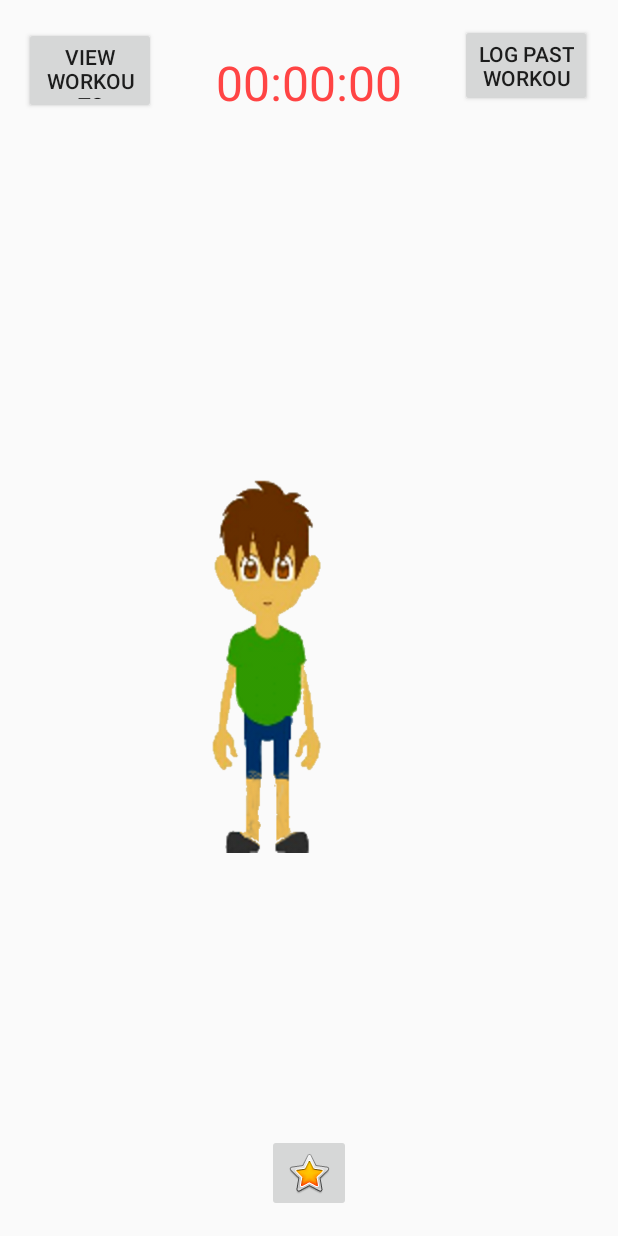
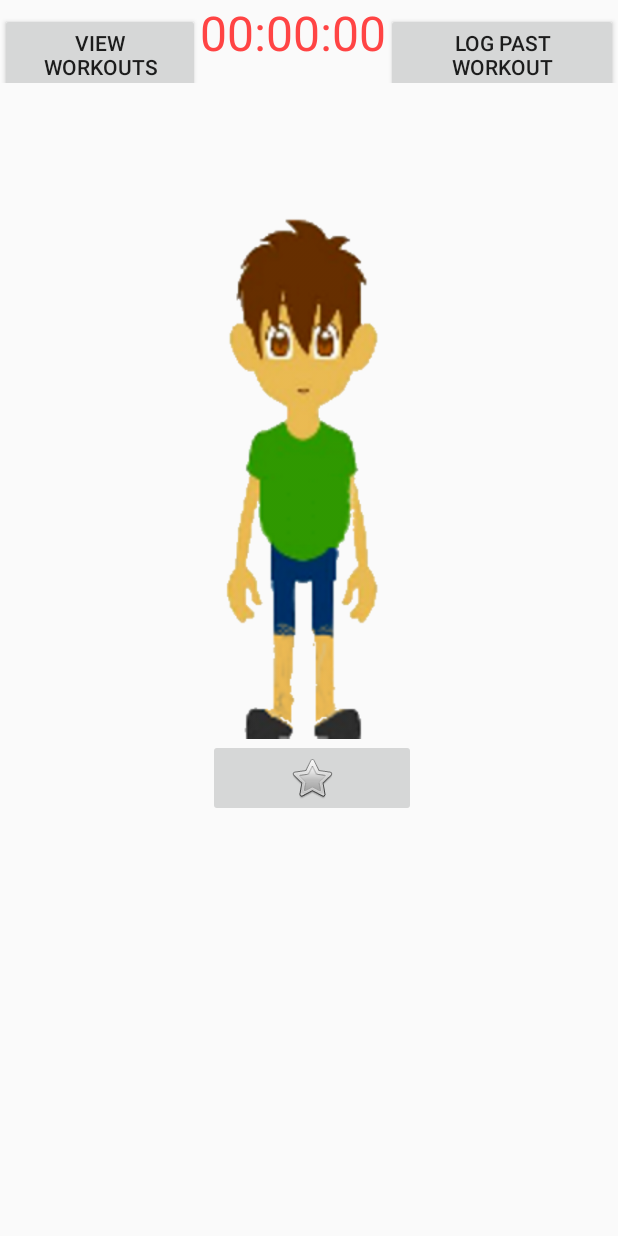
Before and after one commit to IvayloAsenov/GymBuddy, an Android app: the screen it shows after launch (Home), on a phone screen of 412 x 824 dp. Run offline under Robolectric (Android 15) with nearby library versions, the phone set to English and light mode, and no system bars.

Commit message:
- Added a side navigation view for challenges and changed Home layout using LinearLayouts instead of Constraints

```diff
--- a/app/src/main/res/layout/activity_home.xml
+++ b/app/src/main/res/layout/activity_home.xml
@@ -1,118 +1,99 @@
 <?xml version="1.0" encoding="utf-8"?>
-<android.support.constraint.ConstraintLayout xmlns:android="http://schemas.android.com/apk/res/android"
+
+<android.support.v4.widget.DrawerLayout
+    xmlns:android="http://schemas.android.com/apk/res/android"
     xmlns:app="http://schemas.android.com/apk/res-auto"
-    xmlns:tools="http://schemas.android.com/tools"
     android:layout_width="match_parent"
     android:layout_height="match_parent"
-    tools:context="com.example.ivo.gymbuddy.Home">
+    >
+
+<LinearLayout
+    android:orientation="vertical"
+    android:layout_width="match_parent"
+    android:layout_height="match_parent">
+
+    <LinearLayout
+        android:layout_width="match_parent"
+        android:layout_height="wrap_content"
+        android:orientation="horizontal">
+
+        <Button
+            android:id="@+id/b_viewWorkouts"
+            android:layout_width="wrap_content"
+            android:layout_height="wrap_content"
+
+            android:layout_weight="1"
+            android:text="View Workouts" />
+
+        <TextView
+            android:id="@+id/tv_timer"
+            android:layout_width="wrap_content"
+            android:layout_height="wrap_content"
+            android:text="00:00:00"
+            android:textColor="@android:color/holo_red_light"
+            android:textSize="32dp"
+            android:visibility="visible" />
+
+        <Button
+            android:id="@+id/LogAWorkout"
+            android:layout_width="wrap_content"
+            android:layout_height="wrap_content"
+            android:layout_weight="1"
+            android:text="Log Past Workout" />
+    </LinearLayout>
+
+    <LinearLayout
+        android:layout_width="match_parent"
+        android:layout_height="wrap_content"
+        android:orientation="horizontal">
 
         <ImageView
             android:id="@+id/iv_body_type"
-        android:layout_width="235dp"
-        android:layout_height="0dp"
-        app:srcCompat="@drawable/body_one"
-        app:layout_constraintTop_toTopOf="parent"
-        android:layout_marginLeft="63dp"
-        app:layout_constraintBottom_toBottomOf="parent"
-        app:layout_constraintLeft_toLeftOf="parent"
-        android:layout_marginTop="95dp"
-        tools:layout_constraintTop_creator="1"
-        tools:layout_constraintBottom_creator="1"
-        android:layout_marginStart="63dp"
-        android:layout_marginBottom="95dp" />
+            android:layout_width="match_parent"
+            android:layout_height="437dp"
+            app:srcCompat="@drawable/body_two" />
+    </LinearLayout>
 
-    <Button
-        android:id="@+id/LogAWorkout"
-        android:layout_width="88dp"
-        android:layout_height="55dp"
-        android:text="Log Past Workout"
-        tools:layout_constraintTop_creator="1"
-        tools:layout_constraintRight_creator="1"
-        android:layout_marginEnd="17dp"
-        app:layout_constraintRight_toRightOf="parent"
-        android:layout_marginTop="16dp"
-        app:layout_constraintTop_toTopOf="parent"
-        android:layout_marginRight="17dp" />
+    <LinearLayout
+        android:layout_width="match_parent"
+        android:layout_height="wrap_content"
+        android:gravity="bottom"
+        android:layout_gravity="bottom"
+        android:orientation="horizontal">
 
-    <Button
-        android:id="@+id/b_viewWorkouts"
-        android:layout_width="88dp"
-        android:layout_height="58dp"
-        android:text="View Workouts"
-        tools:layout_constraintTop_creator="1"
-        android:layout_marginStart="16dp"
-        android:layout_marginTop="18dp"
-        tools:layout_constraintLeft_creator="1"
-        app:layout_constraintLeft_toLeftOf="parent"
-        app:layout_constraintTop_toTopOf="parent"
-        android:layout_marginLeft="16dp" />
+        <ImageButton
+            android:id="@+id/ib_pauseWorkout"
+            android:layout_width="wrap_content"
+            android:layout_height="wrap_content"
+            android:layout_weight="1"
+            android:clickable="false"
+            android:visibility="invisible"
+            app:srcCompat="@android:drawable/ic_media_pause" />
 
         <ImageButton
             android:id="@+id/ib_startWorkout"
             android:layout_width="wrap_content"
             android:layout_height="wrap_content"
-        app:srcCompat="@android:drawable/btn_star_big_on"
-        tools:layout_constraintRight_creator="1"
-        tools:layout_constraintBottom_creator="1"
-        app:layout_constraintBottom_toBottomOf="parent"
-        app:layout_constraintRight_toRightOf="parent"
-        tools:layout_constraintLeft_creator="1"
-        android:layout_marginBottom="16dp"
-        app:layout_constraintLeft_toLeftOf="parent" />
-
-    <TextView
-        android:id="@+id/tv_timer"
-        android:layout_width="wrap_content"
-        android:layout_height="0dp"
-        android:text="00:00:00"
-        android:textSize="32dp"
-        android:textColor="@android:color/holo_red_light"
-        android:visibility="visible"
-        app:layout_constraintLeft_toLeftOf="parent"
-        app:layout_constraintRight_toRightOf="parent"
-        tools:layout_constraintLeft_creator="1"
-        tools:layout_constraintRight_creator="1"
-        tools:layout_constraintTop_creator="1"
-        tools:layout_constraintBottom_creator="1"
-        app:layout_constraintBottom_toTopOf="@+id/iv_body_type"
-        android:layout_marginTop="17dp"
-        android:layout_marginBottom="24dp"
-        app:layout_constraintTop_toTopOf="@+id/LogAWorkout" />
-
-    <ImageButton
-        android:id="@+id/ib_pauseWorkout"
-        android:clickable="false"
-        android:visibility="invisible"
-        android:layout_width="wrap_content"
-        android:layout_height="wrap_content"
-        android:layout_marginBottom="16dp"
-        app:layout_constraintBottom_toBottomOf="parent"
-        app:srcCompat="@android:drawable/ic_media_pause"
-        app:layout_constraintRight_toLeftOf="@+id/ib_startWorkout"
-        tools:layout_constraintRight_creator="1"
-        android:layout_marginStart="46dp"
-        android:layout_marginEnd="50dp"
-        tools:layout_constraintLeft_creator="1"
-        app:layout_constraintLeft_toLeftOf="parent"
-        android:layout_marginLeft="46dp"
-        android:layout_marginRight="50dp" />
+            android:layout_weight="1"
+            app:srcCompat="@android:drawable/btn_star" />
 
         <ImageButton
             android:id="@+id/ib_stopWorkout"
+            android:layout_width="wrap_content"
+            android:layout_height="wrap_content"
+            android:layout_weight="1"
             android:clickable="false"
             android:visibility="invisible"
-        android:layout_width="54dp"
-        android:layout_height="46dp"
-        android:layout_marginBottom="16dp"
-        app:layout_constraintBottom_toBottomOf="parent"
-        app:srcCompat="@android:drawable/presence_busy"
-        tools:layout_constraintRight_creator="1"
-        android:layout_marginStart="47dp"
-        android:layout_marginEnd="51dp"
-        app:layout_constraintRight_toRightOf="parent"
-        tools:layout_constraintLeft_creator="1"
-        app:layout_constraintLeft_toRightOf="@+id/ib_startWorkout"
-        android:layout_marginLeft="47dp"
-        android:layout_marginRight="51dp" />
+            app:srcCompat="@android:drawable/star_on" />
+    </LinearLayout>
 
-</android.support.constraint.ConstraintLayout>
+</LinearLayout>
+
+    <android.support.design.widget.NavigationView
+        android:layout_width="wrap_content"
+        android:layout_height="match_parent"
+        app:menu="@menu/navigation_menu"
+        android:layout_gravity="start">
+
+    </android.support.design.widget.NavigationView>
+</android.support.v4.widget.DrawerLayout>
--- /dev/null
+++ b/app/src/main/res/menu/navigation_menu.xml
@@ -0,0 +1,12 @@
+<?xml version="1.0" encoding="utf-8"?>
+<menu xmlns:android="http://schemas.android.com/apk/res/android">
+
+    <item android:id = "@+id/account"
+        android:title="My Account"/>
+
+    <item android:id = "@+id/user"
+        android:title="Username"/>
+
+    <item android:id = "@+id/logout"
+        android:title="Logout"/>
+</menu>
```
Lines whose indentation alone changed are shown as unchanged.
